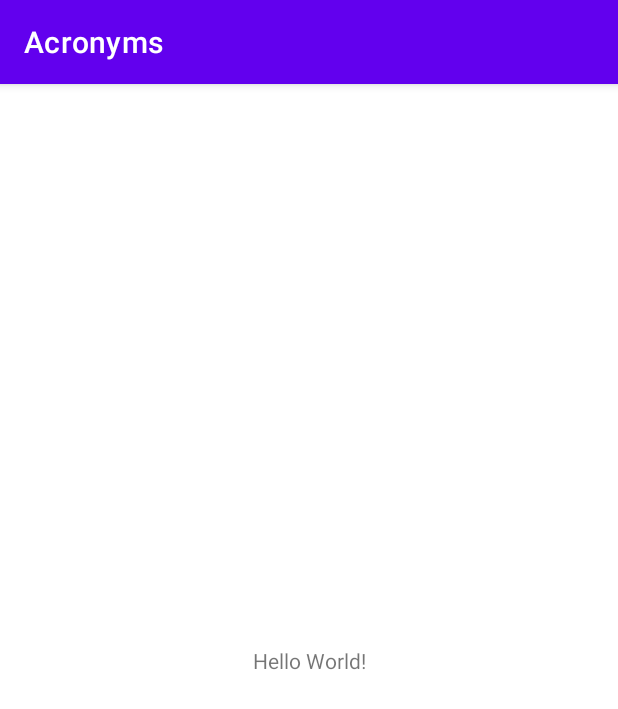
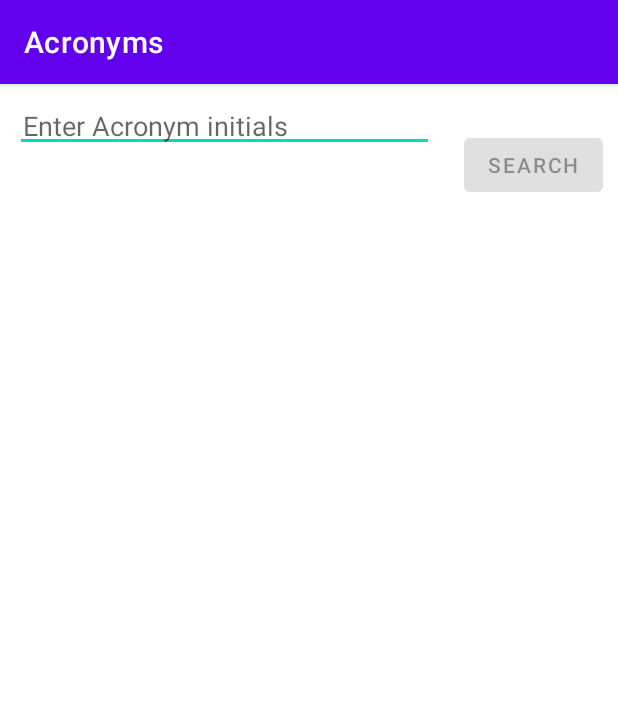
Before and after one commit to TSharkeys13/Acronym, an Android app: the screen it shows after launch (MainActivity), on a phone screen of 412 x 824 dp. Shown: the top 709 px of the screen. Run offline under Robolectric (Android 15) with nearby library versions, the phone set to English and light mode, and no system bars; our stand-ins replace Dagger/Hilt's generated code, data binding; libraries missing offline, so code that uses them is left out: com.jakewharton.retrofit2.

Commit message:
views created to input short form acronyms  - Binding adapter implement

```diff
--- a/app/src/main/AndroidManifest.xml
+++ b/app/src/main/AndroidManifest.xml
@@ -5,6 +5,7 @@
     <uses-permission android:name="android.permission.INTERNET"/>
 
     <application
+        android:name=".AcronymApplication"
         android:allowBackup="true"
         android:dataExtractionRules="@xml/data_extraction_rules"
         android:fullBackupContent="@xml/backup_rules"
@@ -14,9 +15,8 @@
         android:theme="@style/Theme.Acronyms"
         tools:targetApi="31">
         <activity
-            android:name=".MainActivity"
+            android:name=".view.MainActivity"
             android:exported="true"
-            android:theme="@style/Theme.Acronyms"
             >
             <intent-filter>
                 <action android:name="android.intent.action.MAIN" />
--- /dev/null
+++ b/app/src/main/java/com/example/acronyms/AcronymApplication.kt
@@ -0,0 +1,7 @@
+package com.example.acronyms
+
+import android.app.Application
+import dagger.hilt.android.HiltAndroidApp
+
+@HiltAndroidApp
+class AcronymApplication : Application()
--- a/app/src/main/java/com/example/acronyms/MainActivity.kt
+++ /dev/null
@@ -1,11 +0,0 @@
-package com.example.acronyms
-
-import android.os.Bundle
-import androidx.appcompat.app.AppCompatActivity
-
-class MainActivity : AppCompatActivity() {
-    override fun onCreate(savedInstanceState: Bundle?) {
-        super.onCreate(savedInstanceState)
-        setContentView(R.layout.activity_main)
-    }
-}
--- /dev/null
+++ b/app/src/main/java/com/example/acronyms/view/AcronymFragment.kt
@@ -0,0 +1,29 @@
+package com.example.acronyms.view
+
+import android.os.Bundle
+import android.view.LayoutInflater
+import android.view.View
+import android.view.ViewGroup
+import androidx.fragment.app.Fragment
+import androidx.fragment.app.viewModels
+import com.example.acronyms.databinding.FragmentAcronymBinding
+import com.example.acronyms.viewModels.AcronymViewModel
+import dagger.hilt.android.AndroidEntryPoint
+
+@AndroidEntryPoint
+class AcronymFragment : Fragment() {
+
+    private val acronymViewModel by viewModels<AcronymViewModel>()
+
+    override fun onCreateView(
+        inflater: LayoutInflater,
+        container: ViewGroup?,
+        savedInstanceState: Bundle?,
+    ): View? {
+        return FragmentAcronymBinding.inflate(inflater, container, false).apply {
+            acronymViewModel = this@AcronymFragment.acronymViewModel
+            adapter = LongformAdapter()
+            lifecycleOwner = this@AcronymFragment.viewLifecycleOwner
+        }.root
+    }
+}
--- /dev/null
+++ b/app/src/main/java/com/example/acronyms/view/LongformAdapter.kt
@@ -0,0 +1,42 @@
+package com.example.acronyms.view
+
+import android.view.LayoutInflater
+import android.view.ViewGroup
+import androidx.recyclerview.widget.DiffUtil
+import androidx.recyclerview.widget.ListAdapter
+import androidx.recyclerview.widget.RecyclerView
+import com.example.acronyms.databinding.SingleItemBinding
+
+class LongformAdapter(
+    initialList: List<String> = emptyList(),
+) : ListAdapter<String, LongformAdapter.ViewHolder>(callback) {
+    var list: List<String>
+        get() = currentList
+        set(value) { submitList(value) }
+
+    init { list = initialList }
+
+    override fun onCreateViewHolder(parent: ViewGroup, viewType: Int): ViewHolder {
+        val layout = SingleItemBinding.inflate(LayoutInflater.from(parent.context), parent, false)
+        return ViewHolder(layout)
+    }
+
+    override fun onBindViewHolder(holder: ViewHolder, position: Int) {
+        holder.bind(getItem(position))
+    }
+
+    class ViewHolder(val binding: SingleItemBinding) : RecyclerView.ViewHolder(binding.root) {
+
+        fun bind(item: String) { binding.item = item }
+    }
+
+    companion object {
+        val callback = object : DiffUtil.ItemCallback<String>() {
+            override fun areItemsTheSame(oldItem: String, newItem: String): Boolean = oldItem == newItem
+
+            override fun areContentsTheSame(oldItem: String, newItem: String): Boolean {
+                return oldItem.hashCode() == newItem.hashCode()
+            }
+        }
+    }
+}
--- /dev/null
+++ b/app/src/main/java/com/example/acronyms/view/MainActivity.kt
@@ -0,0 +1,8 @@
+package com.example.acronyms.view
+
+import androidx.appcompat.app.AppCompatActivity
+import com.example.acronyms.R
+import dagger.hilt.android.AndroidEntryPoint
+
+@AndroidEntryPoint
+class MainActivity : AppCompatActivity(R.layout.activity_main)
--- /dev/null
+++ b/app/src/main/java/com/example/acronyms/view/util/BindingAdapters.kt
@@ -0,0 +1,22 @@
+package com.example.acronyms.view.util
+
+import android.view.ViewGroup
+import androidx.databinding.BindingAdapter
+import androidx.recyclerview.widget.RecyclerView
+import com.example.acronyms.view.AcronymScreenState
+import com.example.acronyms.view.LongformAdapter
+import com.google.android.material.snackbar.Snackbar
+
+@BindingAdapter("android:updateState")
+fun RecyclerView.updateState(state: AcronymScreenState) {
+    adapter?.apply {
+        (this as LongformAdapter).submitList(state.response)
+    }
+}
+
+@BindingAdapter("android:showError")
+fun ViewGroup.showError(state: AcronymScreenState) {
+    state.errorTextId?.let {
+        Snackbar.make(this, state.errorTextId, Snackbar.LENGTH_SHORT).show()
+    }
+}
--- a/app/src/main/java/com/example/acronyms/viewModels/AcronymViewModel.kt
+++ b/app/src/main/java/com/example/acronyms/viewModels/AcronymViewModel.kt
@@ -32,10 +32,6 @@ class AcronymViewModel @Inject constructor(private val repo: AcronymRepository)
         _state.value = _state.value?.copy(isLoading = false, showResultText = false, errorTextId = errorText)
     }
 
-    /**
-     * Get words from acronym.
-     * @param acronym: String
-     */
     fun getWordsFromAcronym() = viewModelScope.launch(handler) {
         _state.value = _state.value?.copy(isLoading = true)
         val words = repo.getWordsFromAcronym(input.value!!)
--- a/app/src/main/res/layout/activity_main.xml
+++ b/app/src/main/res/layout/activity_main.xml
@@ -1,18 +1,24 @@
 <?xml version="1.0" encoding="utf-8"?>
-<androidx.constraintlayout.widget.ConstraintLayout xmlns:android="http://schemas.android.com/apk/res/android"
+<androidx.coordinatorlayout.widget.CoordinatorLayout
+    xmlns:android="http://schemas.android.com/apk/res/android"
     xmlns:app="http://schemas.android.com/apk/res-auto"
     xmlns:tools="http://schemas.android.com/tools"
     android:layout_width="match_parent"
     android:layout_height="match_parent"
-    tools:context=".MainActivity">
+    android:fitsSystemWindows="true"
+    tools:context=".view.MainActivity">
 
-    <TextView
-        android:layout_width="wrap_content"
-        android:layout_height="wrap_content"
-        android:text="Hello World!"
+
+    <androidx.fragment.app.FragmentContainerView
+        android:id="@+id/nav_host_fragment_content_main"
+        android:name="androidx.navigation.fragment.NavHostFragment"
+        android:layout_width="match_parent"
+        android:layout_height="match_parent"
+        app:layout_constraintStart_toStartOf="parent"
+        app:layout_constraintEnd_toEndOf="parent"
+        app:layout_constraintTop_toTopOf="parent"
         app:layout_constraintBottom_toBottomOf="parent"
-        app:layout_constraintEnd_toEndOf="parent"
-        app:layout_constraintStart_toStartOf="parent"
-        app:layout_constraintTop_toTopOf="parent" />
+        app:defaultNavHost="true"
+        app:navGraph="@navigation/nav_graph" />
 
-</androidx.constraintlayout.widget.ConstraintLayout>
+</androidx.coordinatorlayout.widget.CoordinatorLayout>
--- /dev/null
+++ b/app/src/main/res/layout/fragment_acronym.xml
@@ -0,0 +1,89 @@
+<?xml version="1.0" encoding="utf-8"?>
+<layout xmlns:android="http://schemas.android.com/apk/res/android"
+    xmlns:app="http://schemas.android.com/apk/res-auto"
+    xmlns:tools="http://schemas.android.com/tools">
+    <data>
+        <import type="android.view.View"/>
+        <variable
+            name="acronymViewModel"
+            type="com.example.acronyms.viewModels.AcronymViewModel" />
+        <variable
+            name="adapter"
+            type="com.example.acronyms.view.LongformAdapter" />
+    </data>
+    <androidx.constraintlayout.widget.ConstraintLayout
+        android:layout_width="match_parent"
+        android:layout_height="match_parent"
+        android:showError="@{acronymViewModel.state}">
+        <EditText
+            android:id="@+id/input_text"
+            android:hint="@string/hint_text"
+            android:layout_width="0dp"
+            android:layout_height="wrap_content"
+            android:layout_margin="10dp"
+            app:layout_constraintStart_toStartOf="parent"
+            app:layout_constraintTop_toTopOf="parent"
+            app:layout_constraintEnd_toStartOf="@id/main_button_submit"
+            app:layout_constraintBottom_toBottomOf="@id/main_button_submit"
+            android:padding="5dp"
+            android:inputType="text"
+            android:maxLines="1"
+            android:text="@={acronymViewModel.input}"
+            android:autofillHints="" />
+
+        <Button
+            android:id="@+id/main_button_submit"
+            android:layout_width="wrap_content"
+            android:layout_height="wrap_content"
+            android:layout_margin="10dp"
+            android:enabled="@{acronymViewModel.input.length > 0}"
+            android:onClick="@{() -> acronymViewModel.getWordsFromAcronym()}"
+            android:text="@string/search"
+            app:layout_constraintStart_toEndOf="@id/input_text"
+            app:layout_constraintBottom_toBottomOf="@id/input_text"
+            app:layout_constraintEnd_toEndOf="parent"
+            app:layout_constraintTop_toTopOf="@id/input_text" />
+
+        <TextView
+            android:id="@+id/main_text_count"
+            android:layout_width="wrap_content"
+            android:layout_height="wrap_content"
+            android:text="@{@string/result(acronymViewModel.state.response.size)}"
+            android:textSize="24sp"
+            android:visibility="@{acronymViewModel.state.showResultText ? View.VISIBLE : View.GONE}"
+            app:layout_constraintEnd_toEndOf="parent"
+            app:layout_constraintStart_toStartOf="parent"
+            app:layout_constraintTop_toBottomOf="@id/input_text"
+            tools:text="Results" />
+
+        <com.google.android.material.divider.MaterialDivider
+            android:id="@+id/main_divider"
+            android:layout_width="match_parent"
+            android:layout_height="wrap_content"
+            android:visibility="@{acronymViewModel.state.showResultText ? View.VISIBLE : View.GONE}"
+            app:layout_constraintTop_toBottomOf="@id/main_text_count" />
+
+        <androidx.recyclerview.widget.RecyclerView
+            android:id="@+id/main_rv"
+            android:layout_width="match_parent"
+            android:layout_height="0dp"
+            android:adapter="@{adapter}"
+            android:updateState="@{acronymViewModel.state}"
+            app:layoutManager="androidx.recyclerview.widget.LinearLayoutManager"
+            app:layout_constraintBottom_toBottomOf="parent"
+            app:layout_constraintTop_toBottomOf="@id/main_divider"
+            tools:itemCount="5"
+            tools:listitem="@layout/single_item" />
+
+        <ProgressBar
+            android:id="@+id/main_progress"
+            android:layout_width="wrap_content"
+            android:layout_height="wrap_content"
+            android:visibility="@{acronymViewModel.state.isLoading ? View.VISIBLE : View.GONE}"
+            app:layout_constraintBottom_toBottomOf="parent"
+            app:layout_constraintEnd_toEndOf="parent"
+            app:layout_constraintStart_toStartOf="parent"
+            app:layout_constraintTop_toBottomOf="@id/input_text" />
+
+    </androidx.constraintlayout.widget.ConstraintLayout>
+</layout>
--- /dev/null
+++ b/app/src/main/res/layout/single_item.xml
@@ -0,0 +1,31 @@
+<?xml version="1.0" encoding="utf-8"?>
+<layout>
+    <data>
+        <variable
+            name="item"
+            type="String" />
+    </data>
+
+    <androidx.constraintlayout.widget.ConstraintLayout xmlns:android="http://schemas.android.com/apk/res/android"
+        xmlns:app="http://schemas.android.com/apk/res-auto"
+        xmlns:tools="http://schemas.android.com/tools"
+        android:layout_width="match_parent"
+        android:layout_height="wrap_content"
+        android:background="@color/black"
+        android:layout_margin="5dp"
+        android:padding="5dp">
+
+        <TextView
+            android:layout_width="wrap_content"
+            android:layout_height="wrap_content"
+            android:textSize="25sp"
+            android:textColor="@color/white"
+            android:text="@{item}"
+            app:layout_constraintEnd_toEndOf="parent"
+            app:layout_constraintTop_toTopOf="parent"
+            app:layout_constraintBottom_toBottomOf="parent"
+            app:layout_constraintStart_toStartOf="parent"
+            tools:text="phrases go here"/>
+
+    </androidx.constraintlayout.widget.ConstraintLayout>
+</layout>
--- /dev/null
+++ b/app/src/main/res/navigation/nav_graph.xml
@@ -0,0 +1,13 @@
+<?xml version="1.0" encoding="utf-8"?>
+<navigation xmlns:android="http://schemas.android.com/apk/res/android"
+    xmlns:app="http://schemas.android.com/apk/res-auto"
+    xmlns:tools="http://schemas.android.com/tools"
+    android:id="@+id/nav_graph"
+    app:startDestination="@id/FirstFragment">
+
+    <fragment
+        android:id="@+id/FirstFragment"
+        android:name="com.example.acronyms.view.AcronymFragment"
+        tools:layout="@layout/fragment_acronym" >
+    </fragment>
+</navigation>
--- a/app/src/main/res/values/strings.xml
+++ b/app/src/main/res/values/strings.xml
@@ -3,5 +3,8 @@
     <string name="io">Network interruption</string>
     <string name="serialization"> Serialization Error</string>
     <string name="http">HTTP Error</string>
+    <string name="result">%d Result(s)</string>
     <string name="general_error">"Error occurred. Please try again later."</string>
+    <string name="hint_text">Enter Acronym initials</string>
+    <string name="search">Search</string>
 </resources>
```
